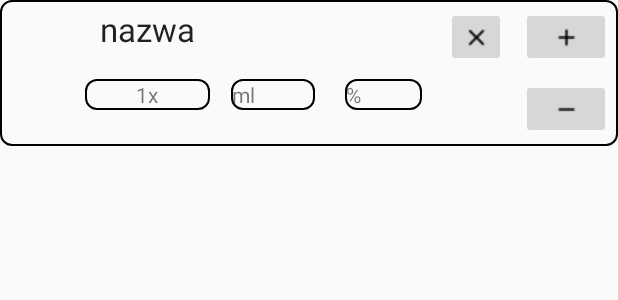
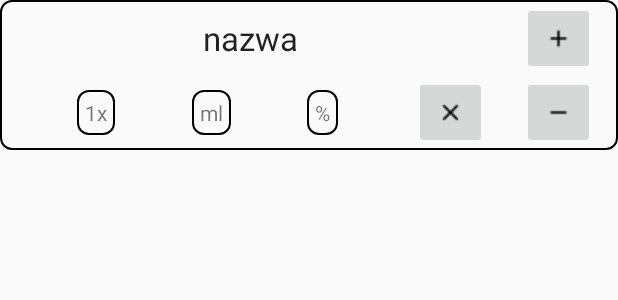
Before and after one commit to dzazef/mobile-applications-project, an Android app: the layout alcohol_item.xml on its own in the app's theme, with its tools: preview values and no code run, on a phone screen of 412 x 824 dp. Shown: the top 300 px of the screen. Run offline under Robolectric (Android 15) with nearby library versions, the phone set to English and light mode, and no system bars.

Commit message:
Update AlcoholList layout

```diff
--- a/AlkoMaster/app/src/main/res/layout/alcohol_item.xml
+++ b/AlkoMaster/app/src/main/res/layout/alcohol_item.xml
@@ -1,58 +1,93 @@
 <?xml version="1.0" encoding="utf-8"?>
 <!-- do wykorzystania w liscie wybranych alkoholi do alkomatu (chyba mozna tez wykorzystac w porownywarce?) -->
 
-<GridLayout xmlns:android="http://schemas.android.com/apk/res/android"
+<android.support.constraint.ConstraintLayout xmlns:android="http://schemas.android.com/apk/res/android"
+                                             xmlns:app="http://schemas.android.com/apk/res-auto"
                                              android:layout_width="match_parent"
-            android:layout_height="wrap_content"
+                                             android:layout_height="100dp"
                                              android:id="@+id/alcohol_item"
-            android:orientation="horizontal"
                                              android:background="@drawable/listshape"
                                              android:columnCount="6"
                                              android:rowCount="2"
                                              android:useDefaultMargins="true">
 
-    <TextView android:layout_height="wrap_content" android:layout_width="wrap_content" android:layout_columnWeight="1"
-              android:layout_column="1" android:layout_row="0" android:text="nazwa"
+    <TextView android:layout_height="0dp" android:layout_width="0dp"
+              android:text="nazwa"
               android:textAppearance="@style/TextAppearance.AppCompat.Large"
               android:textAlignment="center"
-              android:id="@+id/alcohol_item_name"/>
+              android:id="@+id/alcohol_item_name"
+              app:layout_constraintStart_toStartOf="parent" app:layout_constraintTop_toTopOf="parent"
+              app:layout_constraintBottom_toTopOf="@+id/guideline" app:layout_constraintEnd_toStartOf="@+id/guideline3"
+              android:gravity="center"/>
 
-    <TextView android:layout_height="wrap_content" android:layout_width="wrap_content" android:layout_columnWeight="1"
-              android:layout_column="1" android:layout_row="1" android:text="1x"
+    <TextView android:layout_height="wrap_content" android:layout_width="wrap_content"
+              android:text="1x"
               android:textAlignment="center"
               android:background="@drawable/listshape"
-              android:id="@+id/alcohol_item_amount"/>
+              android:id="@+id/alcohol_item_amount"
+              app:layout_constraintStart_toStartOf="parent"
+              app:layout_constraintHorizontal_bias="0.5"
+              app:layout_constraintEnd_toStartOf="@+id/alcohol_item_capacity" android:layout_marginTop="8dp"
+              app:layout_constraintTop_toTopOf="@+id/guideline"
+              app:layout_constraintBottom_toBottomOf="parent" android:layout_margin="0dp" android:padding="5dp"/>
 
 
-    <ImageView android:layout_width="40dp" android:layout_height="40dp" android:layout_columnWeight="1"
-               android:contentDescription="@null" android:id="@+id/imageView"
-               android:layout_column="0" android:layout_row="0" android:layout_rowSpan="2"
-               android:layout_gravity="center"/>
+    <TextView android:layout_height="wrap_content" android:layout_width="wrap_content"
+              android:text="ml"
+              android:background="@drawable/listshape"
+              android:id="@+id/alcohol_item_capacity"
+              app:layout_constraintStart_toEndOf="@+id/alcohol_item_amount" app:layout_constraintHorizontal_bias="0.5"
+              app:layout_constraintEnd_toStartOf="@+id/alcohol_item_content" android:layout_marginTop="32dp"
+              app:layout_constraintTop_toTopOf="@+id/guideline"
+              app:layout_constraintBottom_toBottomOf="parent" android:layout_margin="0dp" android:padding="5dp"/>
 
-    <TextView android:layout_height="wrap_content" android:layout_width="wrap_content" android:layout_columnWeight="2"
-              android:layout_column="2" android:layout_row="1" android:text="ml" android:layout_marginStart="10dp" android:layout_marginEnd="10dp"
+    <TextView android:layout_height="wrap_content" android:layout_width="wrap_content"
+              android:text="%"
               android:background="@drawable/listshape"
-              android:id="@+id/alcohol_item_capacity"/>
+              android:id="@+id/alcohol_item_content"
+              app:layout_constraintStart_toEndOf="@+id/alcohol_item_capacity" app:layout_constraintHorizontal_bias="0.5"
+              app:layout_constraintEnd_toStartOf="@+id/x_button" android:layout_marginTop="8dp"
+              app:layout_constraintTop_toTopOf="@+id/guideline"
+              app:layout_constraintBottom_toBottomOf="parent" android:layout_margin="0dp" android:padding="5dp"/>
 
-    <TextView android:layout_height="wrap_content" android:layout_width="wrap_content" android:layout_columnWeight="2"
-              android:layout_column="3" android:layout_row="1" android:text="%" android:layout_marginStart="10dp" android:layout_marginEnd="10dp"
-              android:background="@drawable/listshape"
-              android:id="@+id/alcohol_item_content"/>
+    <ImageButton android:layout_height="wrap_content" android:layout_width="wrap_content"
+                 android:src="@drawable/baseline_clear_black_18dp"
+                 android:contentDescription="@null"
+                 android:id="@+id/x_button"
+                 app:layout_constraintEnd_toStartOf="@+id/guideline3" android:layout_marginEnd="8dp"
+                 android:layout_marginTop="8dp" app:layout_constraintTop_toTopOf="@+id/guideline"
+                 android:layout_marginBottom="8dp" app:layout_constraintBottom_toBottomOf="parent"
+                 android:padding="15dp"/>
 
-    <ImageButton android:layout_height="40dp" android:layout_width="40dp" android:layout_columnWeight="1"
-            android:layout_column="4" android:layout_row="0" android:src="@drawable/baseline_clear_black_18dp" android:contentDescription="@null"
-                 android:layout_gravity="center" android:id="@+id/x_button"
-    />
+    <ImageButton android:layout_height="wrap_content" android:layout_width="wrap_content"
+                 android:contentDescription="@null"
+                 android:id="@+id/plus_button"
+                 android:src="@drawable/baseline_add_black_18dp"
+                 app:layout_constraintEnd_toEndOf="parent"
+                 app:layout_constraintStart_toStartOf="@+id/guideline3"
+                 app:layout_constraintTop_toTopOf="parent"
+                 app:layout_constraintBottom_toTopOf="@+id/guideline" android:padding="15dp"/>
 
-    <ImageButton android:layout_height="40dp" android:layout_width="40dp" android:contentDescription="@null"
-            android:layout_column="5" android:layout_row="0" android:layout_columnWeight="1" android:id="@+id/plus_button"
-    android:src="@drawable/baseline_add_black_18dp"/>
+    <ImageButton android:layout_height="wrap_content" android:layout_width="wrap_content"
+                 android:contentDescription="@null"
+                 android:id="@+id/minus_button"
+                 android:src="@drawable/baseline_remove_black_18dp"
+                 app:layout_constraintTop_toTopOf="@+id/guideline"
+                 app:layout_constraintEnd_toEndOf="parent"
+                 app:layout_constraintStart_toStartOf="@+id/guideline3"
+                 app:layout_constraintBottom_toBottomOf="parent" android:padding="15dp"/>
+    <android.support.constraint.Guideline
+            android:orientation="horizontal"
+            android:layout_width="wrap_content"
+            android:layout_height="wrap_content" android:id="@+id/guideline"
+            app:layout_constraintGuide_percent="0.5"/>
+    <android.support.constraint.Guideline
+            android:orientation="vertical"
+            android:layout_width="wrap_content"
+            android:layout_height="wrap_content" android:id="@+id/guideline3"
+            app:layout_constraintGuide_percent="0.8091603"/>
 
-    <ImageButton android:layout_height="40dp" android:layout_width="40dp" android:contentDescription="@null"
-            android:layout_column="5" android:layout_row="1" android:layout_columnWeight="1" android:id="@+id/minus_button"
-    android:src="@drawable/baseline_remove_black_18dp"/>
-
-</GridLayout>
+</android.support.constraint.ConstraintLayout>
 
 <!--
 <LinearLayout xmlns:android="http://schemas.android.com/apk/res/android"
--- a/AlkoMaster/app/src/main/res/layout/alcohol_list.xml
+++ b/AlkoMaster/app/src/main/res/layout/alcohol_list.xml
@@ -6,18 +6,35 @@
         android:layout_width="match_parent"
         android:layout_height="match_parent"
         tools:context=".breathalyser.AlcoholLevelAlcohols">
+
+
+    <android.support.v7.widget.RecyclerView
+            android:id="@+id/recyclerView"
+            android:layout_width="0dp"
+            android:layout_height="0dp"
+            android:scrollbars="vertical"
+            android:orientation="vertical"
+            android:clickable="true" android:focusable="true"
+            app:layout_constraintStart_toStartOf="parent" android:layout_marginStart="8dp"
+            app:layout_constraintEnd_toEndOf="parent" android:layout_marginEnd="8dp"
+            android:layout_marginBottom="24dp"
+            app:layout_constraintBottom_toBottomOf="parent" app:layout_constraintHorizontal_bias="0.498"
+            android:layout_marginTop="8dp" app:layout_constraintTop_toTopOf="@+id/frameLayout"/>
+
+    <android.support.design.widget.FloatingActionButton android:layout_width="wrap_content"
+                                                        android:layout_height="wrap_content"
+                                                        android:layout_marginBottom="24dp"
+                                                        android:src="@drawable/baseline_arrow_forward_black_18dp"
+                                                        app:layout_constraintBottom_toBottomOf="parent"
+                                                        app:layout_constraintEnd_toEndOf="parent"
+                                                        android:background="@color/colorPrimary"
+                                                        android:layout_marginEnd="24dp"/>
+
     <FrameLayout android:layout_width="match_parent"
                  android:layout_height="wrap_content"
                  app:layout_constraintTop_toTopOf="parent" app:layout_constraintStart_toStartOf="parent"
                  app:layout_constraintEnd_toEndOf="parent"
                  android:id="@+id/frameLayout">
-
-        <!--
-        <android.support.v7.widget.Toolbar
-                android:id="@+id/toolbar"
-                android:layout_height="?attr/actionBarSize"
-                android:layout_width="match_parent"
-        /> -->
 
         <com.miguelcatalan.materialsearchview.MaterialSearchView
                 android:id="@+id/search_view"
@@ -30,25 +47,4 @@
 
     </FrameLayout>
 
-    <android.support.v7.widget.RecyclerView
-            android:id="@+id/recyclerView"
-            android:layout_width="wrap_content"
-            android:layout_height="0dp"
-            android:scrollbars="vertical"
-            android:orientation="vertical"
-            android:clickable="true" android:focusable="true"
-            app:layout_constraintStart_toStartOf="parent" android:layout_marginStart="8dp"
-            app:layout_constraintEnd_toEndOf="parent" android:layout_marginEnd="8dp" android:layout_marginTop="8dp"
-            app:layout_constraintTop_toBottomOf="@+id/frameLayout" android:layout_marginBottom="8dp"
-            app:layout_constraintBottom_toBottomOf="parent"/>
-
-    <android.support.design.widget.FloatingActionButton android:layout_width="wrap_content"
-                                                        android:layout_height="wrap_content"
-                                                        android:layout_marginBottom="24dp"
-                                                        android:src="@drawable/baseline_arrow_forward_black_18dp"
-                                                        app:layout_constraintBottom_toBottomOf="parent"
-                                                        app:layout_constraintEnd_toEndOf="parent"
-                                                        android:background="@color/colorPrimary"
-                                                        android:layout_marginEnd="24dp"/>
-
 </android.support.constraint.ConstraintLayout>
```
Lines whose indentation alone changed are shown as unchanged.
